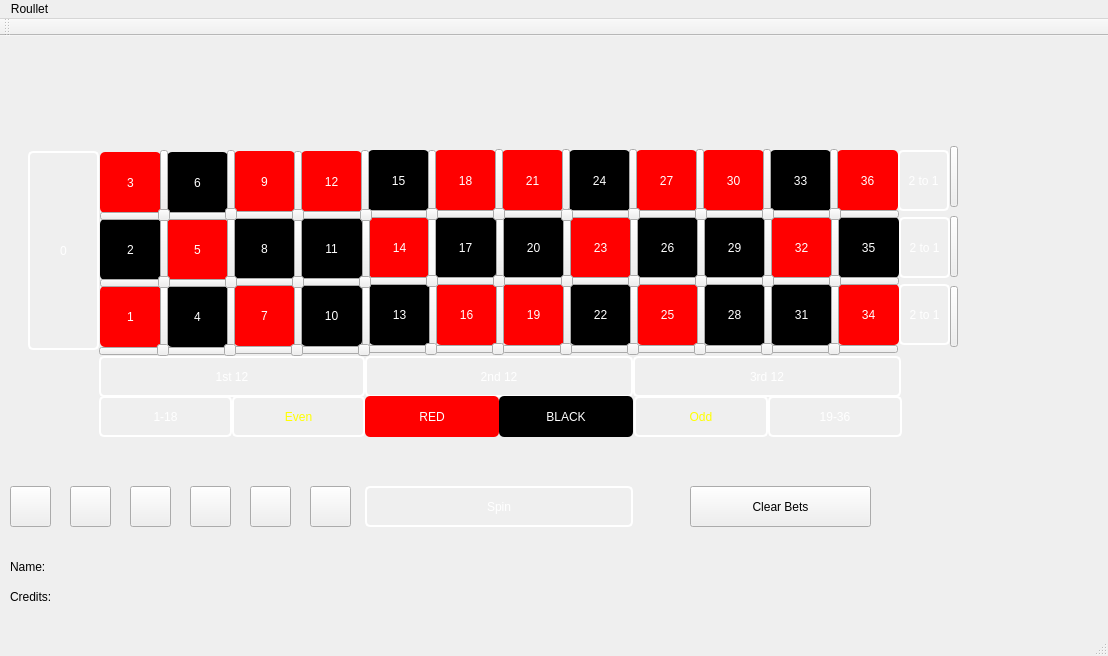
Above: netb375_roulette/mainwindow.ui from stanimirovv/NETB375_Roulette before the change. Below: the same form after it.
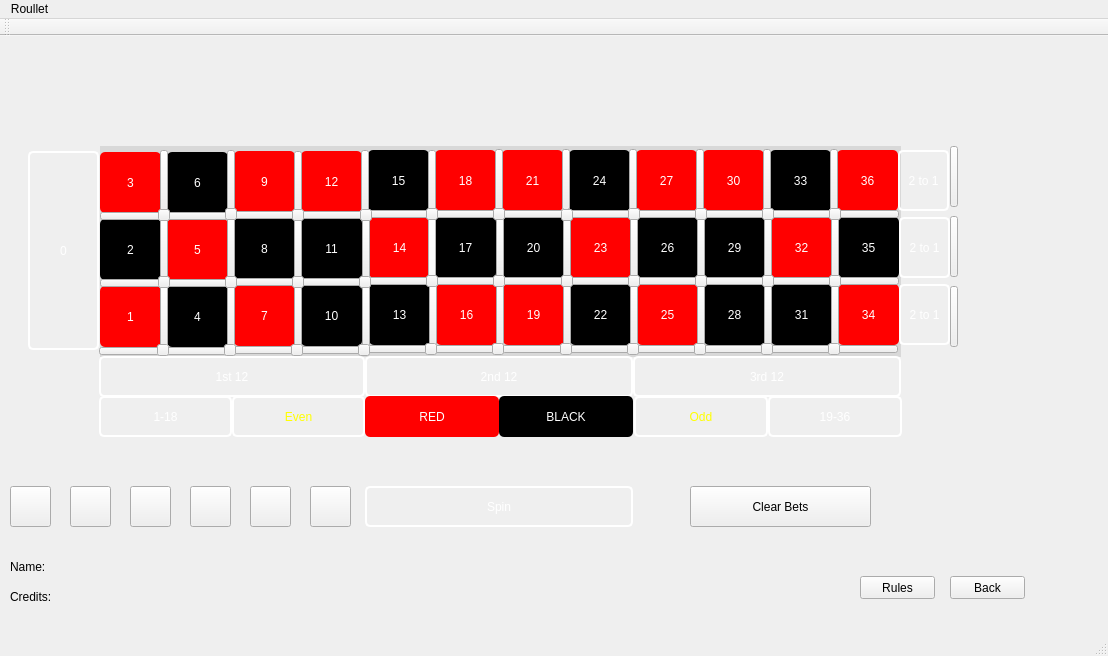
That is the form after the change. Icons and pictures are not drawn.

Diff of the .ui file:
```diff
--- a/netb375_roulette/mainwindow.ui
+++ b/netb375_roulette/mainwindow.ui
@@ -3304,6 +3304,52 @@
      <string/>
     </property>
    </widget>
+   <widget class="QLabel" name="background_label">
+    <property name="geometry">
+     <rect>
+      <x>100</x>
+      <y>110</y>
+      <width>801</width>
+      <height>211</height>
+     </rect>
+    </property>
+    <property name="contextMenuPolicy">
+     <enum>Qt::NoContextMenu</enum>
+    </property>
+    <property name="styleSheet">
+     <string notr="true">background-color: rgb(216, 216, 216);</string>
+    </property>
+    <property name="text">
+     <string/>
+    </property>
+   </widget>
+   <widget class="QPushButton" name="BackButton">
+    <property name="geometry">
+     <rect>
+      <x>950</x>
+      <y>540</y>
+      <width>75</width>
+      <height>23</height>
+     </rect>
+    </property>
+    <property name="text">
+     <string>Back</string>
+    </property>
+   </widget>
+   <widget class="QPushButton" name="rules_button">
+    <property name="geometry">
+     <rect>
+      <x>860</x>
+      <y>540</y>
+      <width>75</width>
+      <height>23</height>
+     </rect>
+    </property>
+    <property name="text">
+     <string>Rules</string>
+    </property>
+   </widget>
+   <zorder>background_label</zorder>
    <zorder>pushButton_1</zorder>
    <zorder>pushButton_2</zorder>
    <zorder>pushButton_3</zorder>
```
Left out of the diff: 23 changed lines with no effect on the pictures.
